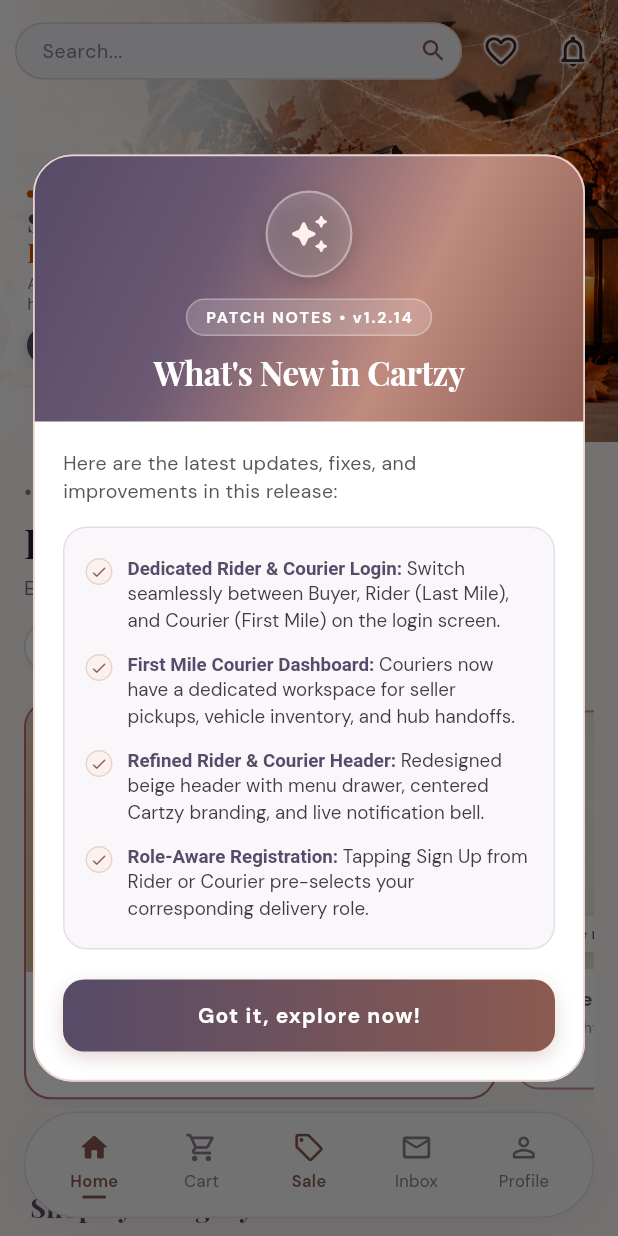
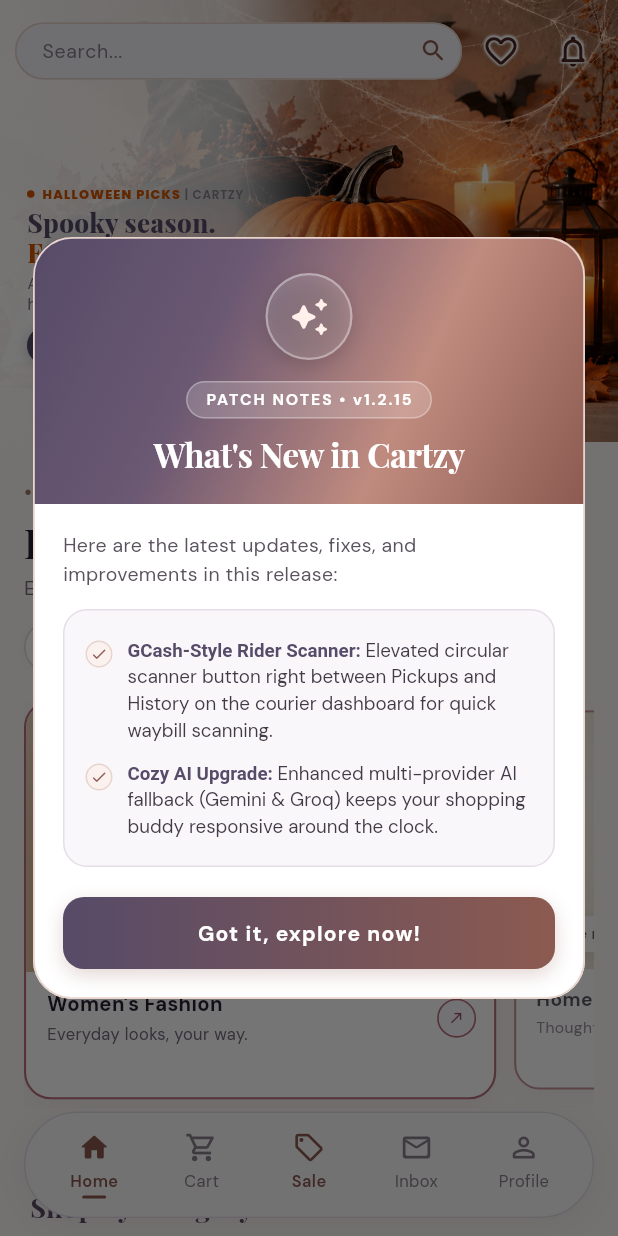
Before and after one commit to jessicabajamundi/cartzy, a Flutter app: the screen it shows after launch, on a phone screen of 412 x 824 dp. Run offline on Flutter 3.47's test engine with Material 3 defaults, Android fonts, the phone set to English and light mode, and no system bars; our stand-ins replace camera, google_fonts, google_sign_in, image_picker, shared_preferences; missing offline and left inert: google_mlkit_text_recognition, mobile_scanner; accounts and stored records are empty; network calls fail.

Commit message:
Bump version to 1.2.15+26 with rider GCash-style scanner and AI fallback

```diff
--- a/lib/services/app_update_service.dart
+++ b/lib/services/app_update_service.dart
@@ -6,14 +6,14 @@
 
 class AppUpdateService {
   /// The current app release version.
-  static const String currentAppVersion = '1.2.14';
+  static const String currentAppVersion = '1.2.15';
 
   /// GitHub repository release endpoint for Cartzy.
   static const String latestReleaseApi =
       'https://api.github.com/repos/jessicabajamundi/cartzy/releases/latest';
 
   static const String defaultReleasePage =
-      'https://github.com/jessicabajamundi/cartzy/releases/tag/v1.2.14';
+      'https://github.com/jessicabajamundi/cartzy/releases/tag/v1.2.15';
 
   static const String _keyLastSeenPatch = 'cartzy_last_seen_patch_version';
 
--- a/lib/widgets/patch_notes_dialog.dart
+++ b/lib/widgets/patch_notes_dialog.dart
@@ -78,6 +78,10 @@
   /// Rider and courier changes only, newest version first. Buyer-side
   /// changes are left out because riders never see those screens.
   static const Map<String, List<String>> riderNotes = {
+    '1.2.15': [
+      'GCash-Style Center Scanner Button: Tap the floating Scan button between Pickups and History to instantly scan waybill barcodes and QRs.',
+      'Smooth Workflow: Scanned parcels immediately pull up details for one-tap accept or decline.',
+    ],
     '1.2.14': [
       'Separate Rider & Courier Login: Choose Buyer, Rider, or Courier directly on the login screen.',
       'First Mile Courier Dashboard: Couriers see their assigned seller pickups, parcels in their vehicle, and parcels handed to the hub.',
@@ -119,6 +123,12 @@
   }
 
   static List<String> defaultHighlights(String version) {
+    if (version == '1.2.15' || version == 'v1.2.15') {
+      return const [
+        'GCash-Style Rider Scanner: Elevated circular scanner button right between Pickups and History on the courier dashboard for quick waybill scanning.',
+        'Cozy AI Upgrade: Enhanced multi-provider AI fallback (Gemini & Groq) keeps your shopping buddy responsive around the clock.',
+      ];
+    }
     if (version == '1.2.14' || version == 'v1.2.14') {
       return const [
         'Dedicated Rider & Courier Login: Switch seamlessly between Buyer, Rider (Last Mile), and Courier (First Mile) on the login screen.',
--- a/pubspec.yaml
+++ b/pubspec.yaml
@@ -1,7 +1,7 @@
 name: cartzy
 description: A Flutter e-commerce app.
 publish_to: 'none'
-version: 1.2.14+25
+version: 1.2.15+26
 
 environment:
   sdk: '>=3.0.0 <4.0.0'
```
